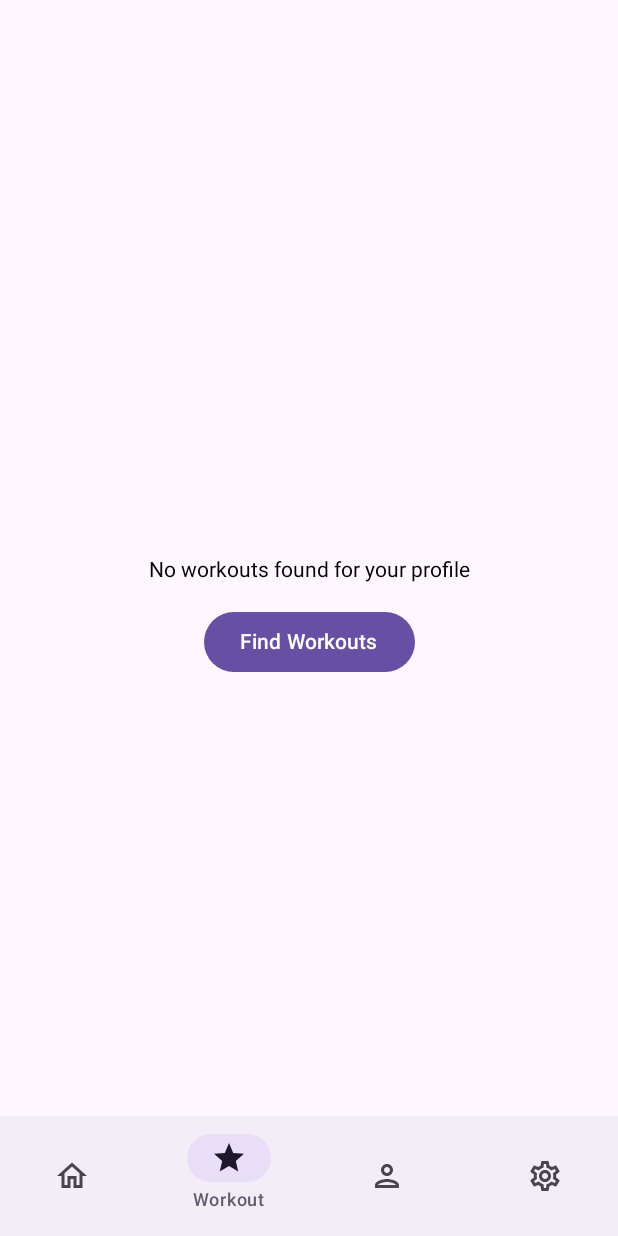
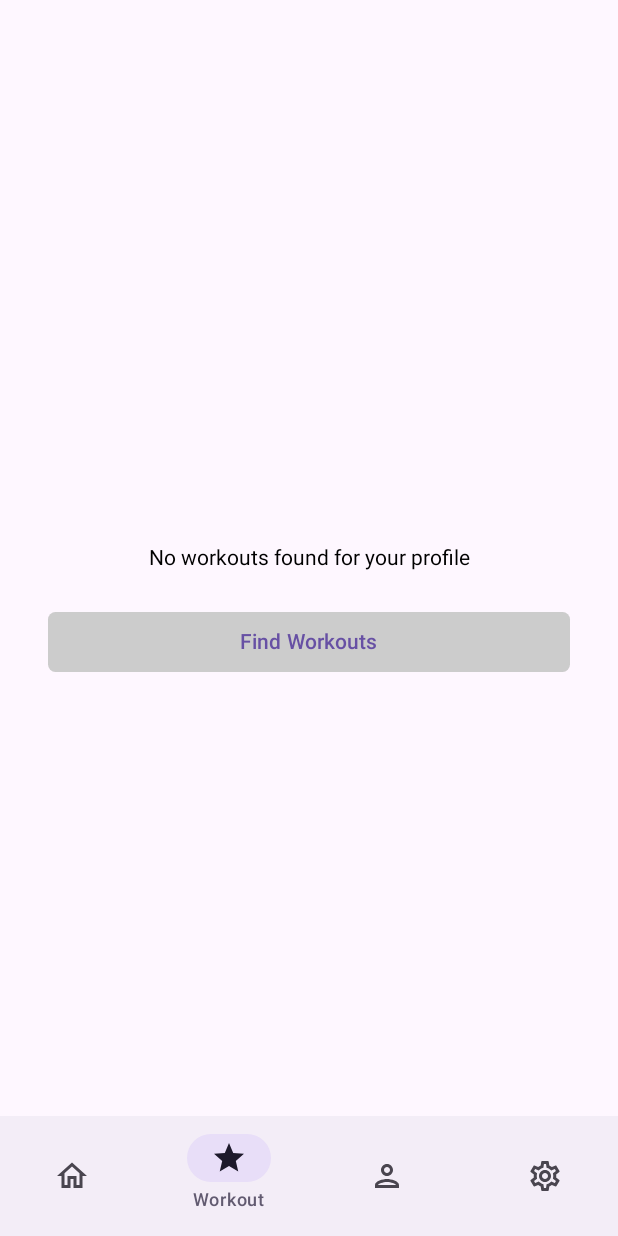
Before and after one commit to rmonzon14/Train-Tracks, an Android app built with Jetpack Compose: the screen it shows after launch once a user with an empty profile is signed in (MainActivity), item 2 of the bottom bar chosen, on a phone screen of 412 x 824 dp. Run offline under Robolectric (Android 15) with nearby library versions, the phone set to English and light mode, and no system bars; our stand-ins replace Firebase (no records; nobody signed in at launch, a user with empty details on screens opened directly).

Commit message:
Fix workout screen issue

```diff
--- a/app/src/main/java/com/example/traintracks/screens/LoginScreen.kt
+++ b/app/src/main/java/com/example/traintracks/screens/LoginScreen.kt
@@ -88,8 +88,6 @@ fun Login(
 ) {
     var username by remember { mutableStateOf("") }
     var email by remember { mutableStateOf("") }
-
-
 
     val MyCustomFont = FontFamily(
         Font(R.font.crimson)
--- a/app/src/main/java/com/example/traintracks/screens/WorkoutScreen.kt
+++ b/app/src/main/java/com/example/traintracks/screens/WorkoutScreen.kt
@@ -1,5 +1,6 @@
 package com.example.traintracks.screens
 
+import android.content.Intent
 import com.example.traintracks.R
 import android.os.Bundle
 import androidx.activity.ComponentActivity
@@ -48,10 +49,15 @@ import androidx.compose.ui.text.font.FontWeight
 import androidx.compose.ui.unit.dp
 import androidx.compose.ui.unit.sp
 import androidx.compose.foundation.Image
+import androidx.compose.foundation.layout.fillMaxWidth
 import androidx.compose.foundation.layout.size
+import androidx.compose.foundation.shape.RoundedCornerShape
 import androidx.compose.material.icons.Icons
 import androidx.compose.material.icons.filled.Person
+import androidx.compose.material3.ButtonColors
+import androidx.compose.material3.ButtonDefaults
 import androidx.compose.material3.Icon
+import androidx.compose.ui.platform.LocalContext
 import androidx.compose.ui.res.painterResource
 
 private lateinit var auth : FirebaseAuth
@@ -60,6 +66,9 @@ private lateinit var db  : DatabaseReference
 fun WorkoutScreen(navController: NavController) {
     val auth = Firebase.auth
     val currentUser = auth.currentUser
+
+    val currentContext = LocalContext.current
+
     if (currentUser != null) {
         val userId = currentUser.uid
         db = FirebaseDatabase.getInstance().getReference("users/$userId")
@@ -126,7 +135,21 @@ fun WorkoutScreen(navController: NavController) {
         ) {
             Text("No workouts found for your profile")
             Spacer(modifier = Modifier.height(16.dp))
-            Button(onClick = { navController.navigate("YourSearchScreenRoute") }) {
+            Button(
+                onClick = {
+                    val intent = Intent(currentContext, SearchScreen::class.java)
+                    currentContext.startActivity(intent)
+                },
+                shape = RoundedCornerShape(5.dp),
+                modifier = Modifier
+                    .fillMaxWidth()
+                    .padding(8.dp),
+                colors = ButtonDefaults.buttonColors(
+                    containerColor = Color.LightGray,
+                    contentColor = MaterialTheme.colorScheme.primary
+                )
+            )
+            {
                 Text("Find Workouts")
             }
         }
```
